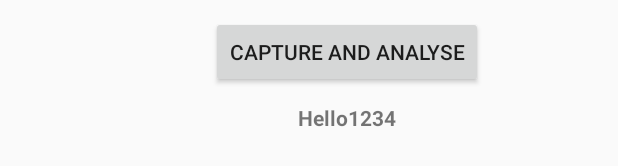
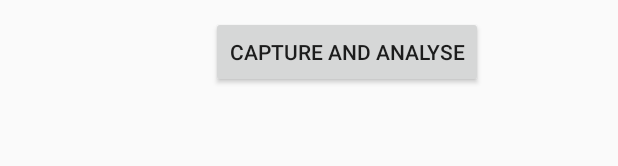
Before and after one commit to Arnie09/Digit-Recognition, an Android app: the layout activity_main.xml on its own in the app's theme, with its tools: preview values and no code run, on a phone screen of 412 x 824 dp. Shown: the part 932-1098 px from the top of the screen. Run offline under Robolectric (Android 15) with nearby library versions, the phone set to English and light mode, and no system bars.

Commit message:
Everything working fine

```diff
--- a/app/src/main/res/layout/activity_main.xml
+++ b/app/src/main/res/layout/activity_main.xml
@@ -11,7 +11,7 @@
         android:layout_height="wrap_content"
         android:text="@string/heading"
         android:textStyle="bold"
-        android:textSize="25dp"
+        android:textSize="25sp"
         android:id="@+id/heading"
         android:textAlignment="center"
         android:layout_margin="10dp"
@@ -27,7 +27,7 @@
         android:layout_marginBottom="15dp"
         android:gravity="center"
         android:textStyle="italic"
-        android:textSize="10dp"/>
+        android:textSize="10sp"/>
 
     <org.opencv.android.JavaCameraView
         android:layout_height="500dp"
@@ -43,6 +43,7 @@
         android:orientation="horizontal">
 
         <ImageView
+            android:contentDescription="@string/sample_image"
             android:layout_width="100dp"
             android:layout_height="100dp"
             android:id="@+id/ImageView"
@@ -67,16 +68,11 @@
 
             <TextView
                 android:id="@+id/prediction"
-                android:text="Hello1234"
                 android:textStyle="bold"
                 android:layout_gravity="center"
                 android:layout_width="wrap_content"
                 android:layout_height="match_parent" />
 
         </LinearLayout>
-
-
     </LinearLayout>
-
-
 </RelativeLayout>
--- a/app/src/main/res/values/strings.xml
+++ b/app/src/main/res/values/strings.xml
@@ -3,4 +3,5 @@
     <string name="app_desc">Point the box towards a handwritten digit till you see the digit in the preview box. Then click on analyse.</string>
     <string name="heading">Digit Recogniser</string>
     <string name="button_name">Capture and Analyse</string>
+    <string name="sample_image">Processed Image</string>
 </resources>
```
Also changed, not shown: app/src/main/java/com/example/digit_recog_mnist/MainActivity.java (+6 -8 lines).
